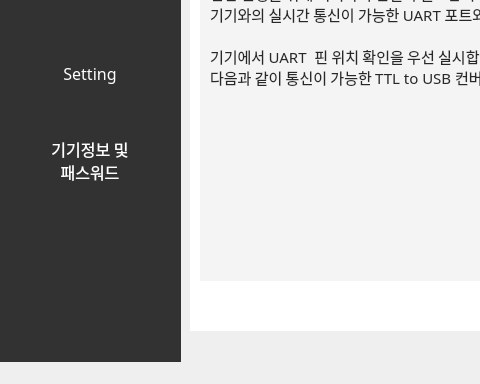
This is step2.ui in skyun333/wallpad as Qt 5 draws it before an edit; both pictures show x 0 to 480 and y 320 to 704 of the 961 by 704 pixel window. The edited form follows.
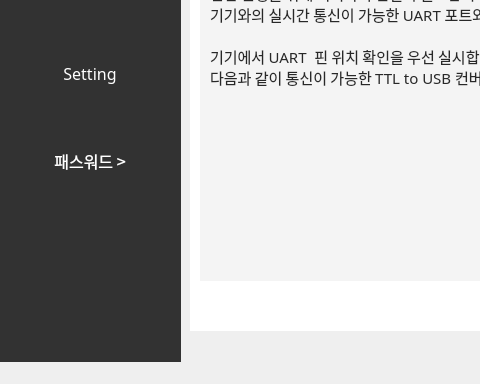
This is the edited form. Icons and pictures are not drawn.

The edit to the form file:
```diff
--- a/step2.ui
+++ b/step2.ui
@@ -379,8 +379,7 @@
         <string notr="true">color:rgb(255, 255, 255)</string>
        </property>
        <property name="text">
-        <string>기기정보 및
-패스워드</string>
+        <string>패스워드 &gt;</string>
        </property>
        <property name="alignment">
         <set>Qt::AlignCenter</set>
```
Left out of the diff: 2 changed lines with no effect on the pictures.
